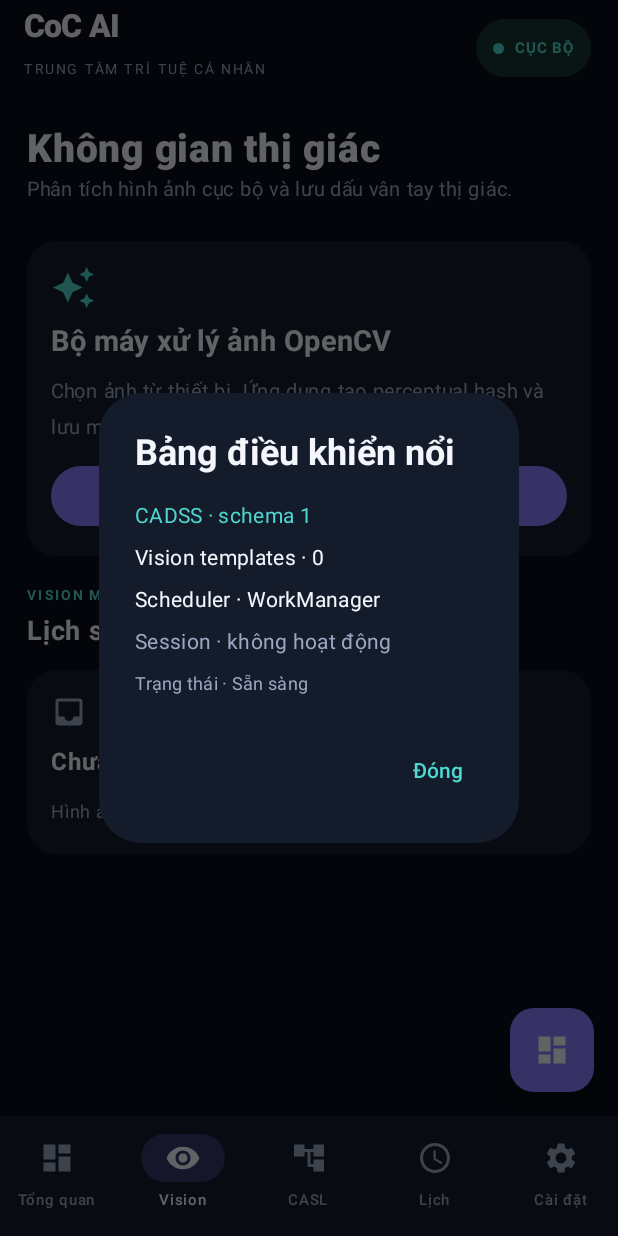
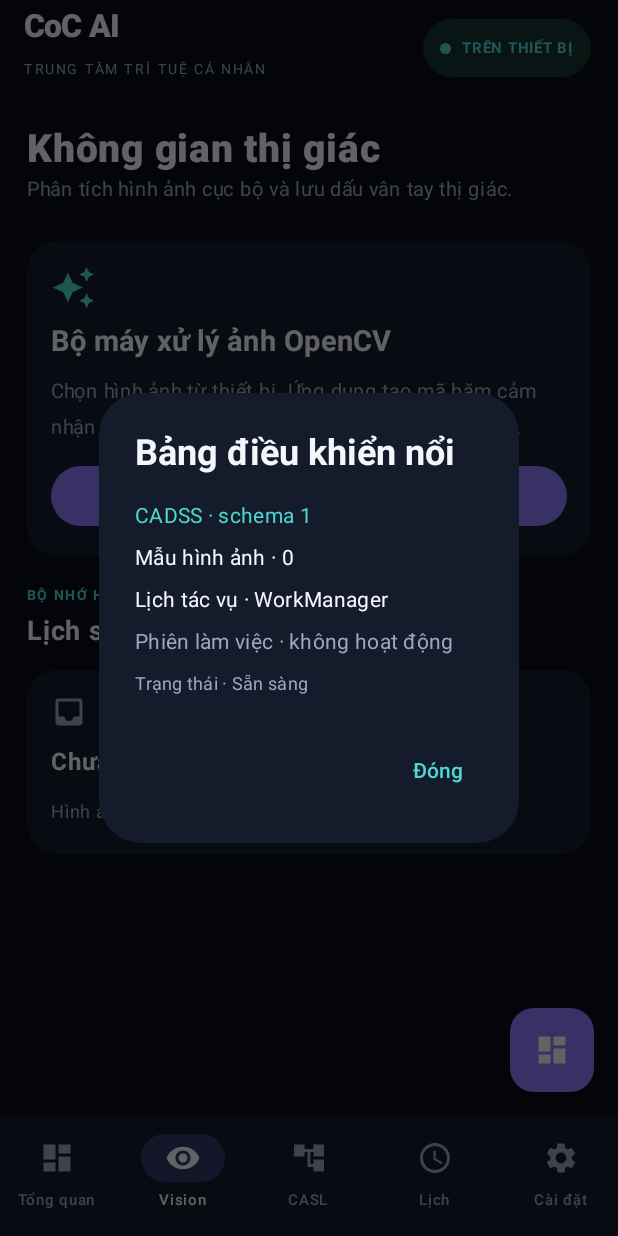
Before and after one commit to Syhung2k7dev/CoC-AI-Assistant, an Android app built with Jetpack Compose: the screen it shows after launch (MainActivity), after a tap on "Bảng điều khiển nhanh", on a phone screen of 412 x 824 dp. Run offline under Robolectric (Android 15) with nearby library versions, the phone set to English and light mode, and no system bars; 2 other taps on this screen came first.

Commit message:
Polish remaining Vietnamese interface terminology

```diff
--- a/app/src/main/kotlin/dev/syhung/cocassistant/MainActivity.kt
+++ b/app/src/main/kotlin/dev/syhung/cocassistant/MainActivity.kt
@@ -153,7 +153,7 @@ private fun CoCAssistantApp() {
                             Row(Modifier.padding(horizontal = 11.dp, vertical = 7.dp), verticalAlignment = Alignment.CenterVertically) {
                                 Box(Modifier.size(7.dp).background(Cyan, CircleShape))
                                 Spacer(Modifier.width(7.dp))
-                                Text("CỤC BỘ", fontSize = 10.sp, fontWeight = FontWeight.Bold, color = Cyan)
+                                Text("TRÊN THIẾT BỊ", fontSize = 10.sp, fontWeight = FontWeight.Bold, color = Cyan)
                             }
                         }
                         Spacer(Modifier.width(14.dp))
@@ -215,7 +215,7 @@ private fun CoCAssistantApp() {
                         item {
                             Row(horizontalArrangement = Arrangement.spacedBy(10.dp)) {
                                 MetricCard("Mẫu hình ảnh", templateCount.toString(), "mẫu đã lưu", Icons.Default.Memory, Modifier.weight(1f))
-                                MetricCard("Phiên bản", "1.0", "CADSS schema", Icons.Default.Verified, Modifier.weight(1f))
+                                MetricCard("Phiên bản", "1.0", "Phiên bản CADSS", Icons.Default.Verified, Modifier.weight(1f))
                             }
                         }
                         item { SectionHeading("TRUNG TÂM ĐIỀU KHIỂN", "Lối tắt nhanh") }
@@ -249,7 +249,7 @@ private fun CoCAssistantApp() {
                             PanelCard {
                                 Icon(Icons.Default.AutoAwesome, null, tint = Cyan, modifier = Modifier.size(30.dp))
                                 Text("Bộ máy xử lý ảnh OpenCV", fontSize = 19.sp, fontWeight = FontWeight.Bold)
-                                Text("Chọn ảnh từ thiết bị. Ứng dụng tạo perceptual hash và lưu metadata vào Bộ nhớ hình ảnh.", color = Muted, fontSize = 13.sp)
+                                Text("Chọn hình ảnh từ thiết bị. Ứng dụng tạo mã băm cảm nhận (pHash) và lưu thông tin vào bộ nhớ hình ảnh.", color = Muted, fontSize = 13.sp)
                                 Button(onClick = { picker.launch("image/*") }, enabled = !busy, modifier = Modifier.fillMaxWidth(), colors = ButtonDefaults.buttonColors(containerColor = Accent)) {
                                     Icon(Icons.Default.AddPhotoAlternate, null); Spacer(Modifier.width(8.dp)); Text(if (busy) "Đang xử lý..." else "Chọn hình ảnh để phân tích")
                                 }
@@ -257,7 +257,7 @@ private fun CoCAssistantApp() {
                                 if (visionResult.isNotBlank()) Text(visionResult, color = Cyan, fontSize = 12.sp)
                             }
                         }
-                        item { SectionHeading("VISION MEMORY", "Lịch sử hình ảnh đã phân tích") }
+                        item { SectionHeading("BỘ NHỚ HÌNH ẢNH", "Lịch sử hình ảnh đã phân tích") }
                         if (history.isEmpty()) item { EmptyState("Chưa có dữ liệu", "Hình ảnh bạn chọn sẽ xuất hiện tại đây.") }
                         items(history.take(30)) { obj ->
                             PanelCard {
@@ -278,8 +278,8 @@ private fun CoCAssistantApp() {
                         item {
                             PanelCard {
                                 Text("Ví dụ quy tắc", color = Cyan, fontWeight = FontWeight.Bold)
-                                Text("IF condition → THEN action → ELSE fallback", color = White, fontSize = 15.sp)
-                                Text("CASL hiện hỗ trợ kiểm tra equals, not_equals, contains, greater_than và exists. Các hành động chỉ được mô tả/kiểm tra, không tự thao tác ứng dụng khác.", color = Muted, fontSize = 12.sp)
+                                Text("NẾU điều kiện đúng → THỰC HIỆN nhánh ĐÚNG → NGƯỢC LẠI thực hiện nhánh SAI", color = White, fontSize = 15.sp)
+                                Text("CASL hiện hỗ trợ các phép kiểm tra: tồn tại (exists), bằng (equals), khác (not_equals), chứa (contains), lớn hơn (greater_than), nhỏ hơn (less_than) và thuộc danh sách (in). Hành động chỉ được mô tả hoặc kiểm tra, không tự thao tác ứng dụng khác.", color = Muted, fontSize = 12.sp)
                                 Button(onClick = {
                                     val rule = JSONObject()
                                         .put("condition", JSONObject().put("path", "vision.confidence").put("op", "greater_than").put("value", 0.8))
@@ -297,12 +297,12 @@ private fun CoCAssistantApp() {
                             PanelCard {
                                 Text("Định dạng quy tắc", color = White, fontWeight = FontWeight.Bold)
                                 Text("Điều kiện: đường dẫn dữ liệu, phép so sánh, giá trị\nNhánh ĐÚNG: loại hành động, nội dung\nNhánh SAI: loại hành động, nội dung", color = Muted, fontSize = 12.sp)
-                                Text("Quy tắc tự động được kiểm tra trước khi lưu. Không hỗ trợ mã tùy ý hoặc thực thi lệnh hệ thống.", color = Muted, fontSize = 11.sp)
+                                Text("Quy tắc được kiểm tra trước khi lưu. Không hỗ trợ mã tùy ý hoặc thực thi lệnh hệ thống.", color = Muted, fontSize = 11.sp)
                             }
                         }
                     }
                     3 -> {
-                        item { PageIntro("Scheduler", "Theo dõi tác vụ định kỳ và chế độ tiết kiệm pin, tài nguyên.") }
+                        item { PageIntro("Lịch tác vụ", "Theo dõi tác vụ định kỳ và chế độ tiết kiệm pin, tài nguyên.") }
                         item {
                             PanelCard {
                                 Icon(Icons.Default.Bedtime, null, tint = Cyan, modifier = Modifier.size(30.dp))
@@ -389,9 +389,9 @@ private fun CoCAssistantApp() {
                 text = {
                     Column(verticalArrangement = Arrangement.spacedBy(8.dp)) {
                         Text("CADSS · schema ${CadssStore.SCHEMA_VERSION}", color = Cyan)
-                        Text("Vision templates · $templateCount", color = White)
-                        Text("Scheduler · WorkManager", color = White)
-                        Text("Session · " + if (timerRunning) "đang chạy" else "không hoạt động", color = Muted)
+                        Text("Mẫu hình ảnh · $templateCount", color = White)
+                        Text("Lịch tác vụ · WorkManager", color = White)
+                        Text("Phiên làm việc · " + if (timerRunning) "đang chạy" else "không hoạt động", color = Muted)
                         Text("Trạng thái · $status", color = Muted, fontSize = 12.sp)
                     }
                 },
```
